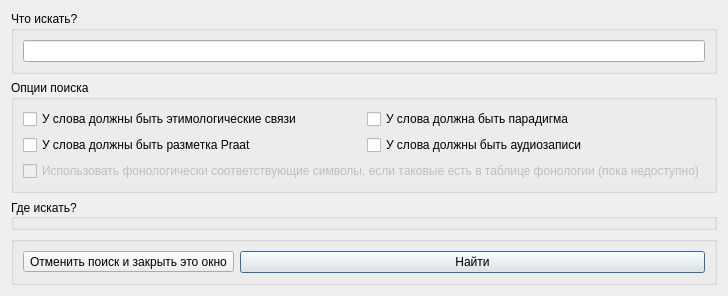
al-indigo/Dialeqt, file search.ui: the form before one commit.
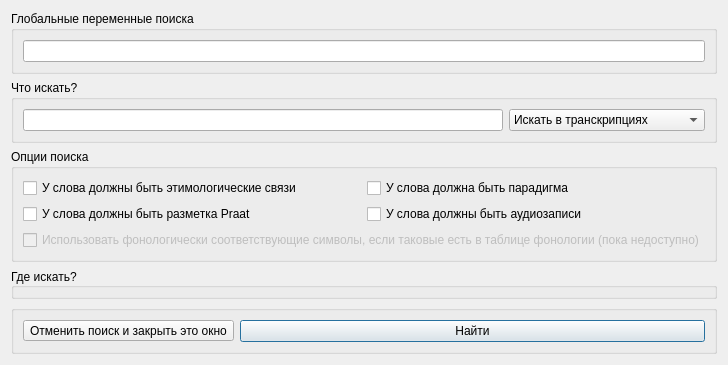
The form after the commit.

Commit message:
getting closer to full search
1) vars mechanism

What changed in the file:
```diff
--- a/search.ui
+++ b/search.ui
@@ -7,7 +7,7 @@
     <x>0</x>
     <y>0</y>
     <width>669</width>
-    <height>274</height>
+    <height>333</height>
    </rect>
   </property>
   <property name="sizePolicy">
@@ -20,6 +20,26 @@
    <string>Поиск</string>
   </property>
   <layout class="QVBoxLayout" name="verticalLayout_2">
+   <item>
+    <widget class="QGroupBox" name="globalVars">
+     <property name="font">
+      <font>
+       <stylestrategy>PreferAntialias</stylestrategy>
+      </font>
+     </property>
+     <property name="toolTip">
+      <string>Пример использования глобальных переменных: А=б,к Б=н,к</string>
+     </property>
+     <property name="title">
+      <string>Глобальные переменные поиска</string>
+     </property>
+     <layout class="QVBoxLayout" name="verticalLayout_3">
+      <item>
+       <widget class="QLineEdit" name="globalVarsLine"/>
+      </item>
+     </layout>
+    </widget>
+   </item>
    <item>
     <widget class="QGroupBox" name="searchBox">
      <property name="sizePolicy">
@@ -33,7 +53,45 @@
      </property>
      <layout class="QHBoxLayout" name="horizontalLayout">
       <item>
-       <widget class="QLineEdit" name="searchLine"/>
+       <widget class="QLineEdit" name="searchLine">
+        <property name="sizePolicy">
+         <sizepolicy hsizetype="Expanding" vsizetype="Fixed">
+          <horstretch>0</horstretch>
+          <verstretch>0</verstretch>
+         </sizepolicy>
+        </property>
+       </widget>
+      </item>
+      <item>
+       <widget class="QComboBox" name="comboBox">
+        <property name="sizePolicy">
+         <sizepolicy hsizetype="Fixed" vsizetype="Fixed">
+          <horstretch>0</horstretch>
+          <verstretch>0</verstretch>
+         </sizepolicy>
+        </property>
+        <property name="minimumSize">
+         <size>
+          <width>150</width>
+          <height>0</height>
+         </size>
+        </property>
+        <item>
+         <property name="text">
+          <string>Искать в транскрипциях</string>
+         </property>
+        </item>
+        <item>
+         <property name="text">
+          <string>Искать в парадигмах</string>
+         </property>
+        </item>
+        <item>
+         <property name="text">
+          <string>Искать в регулярных формах</string>
+         </property>
+        </item>
+       </widget>
       </item>
      </layout>
     </widget>
```
Left out of the diff: 6 changed lines with no effect on the pictures. The commit also changes 2 other files.
